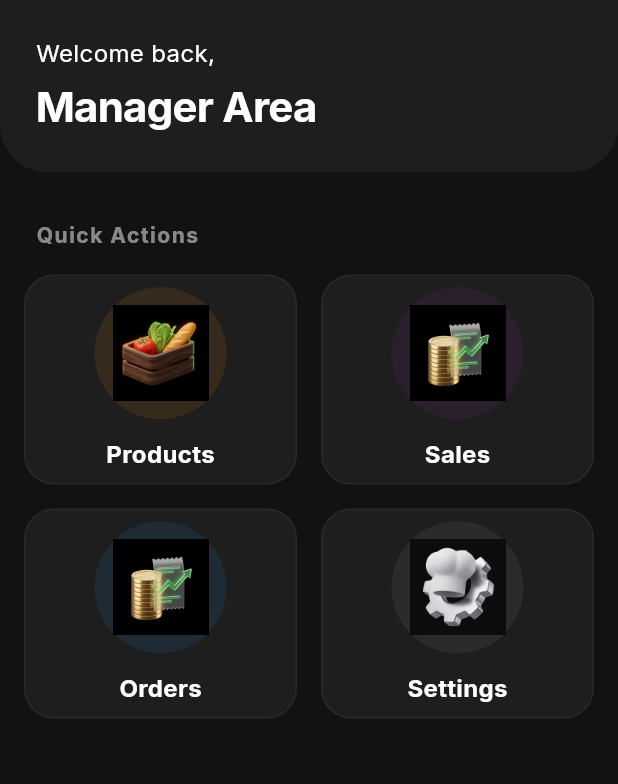
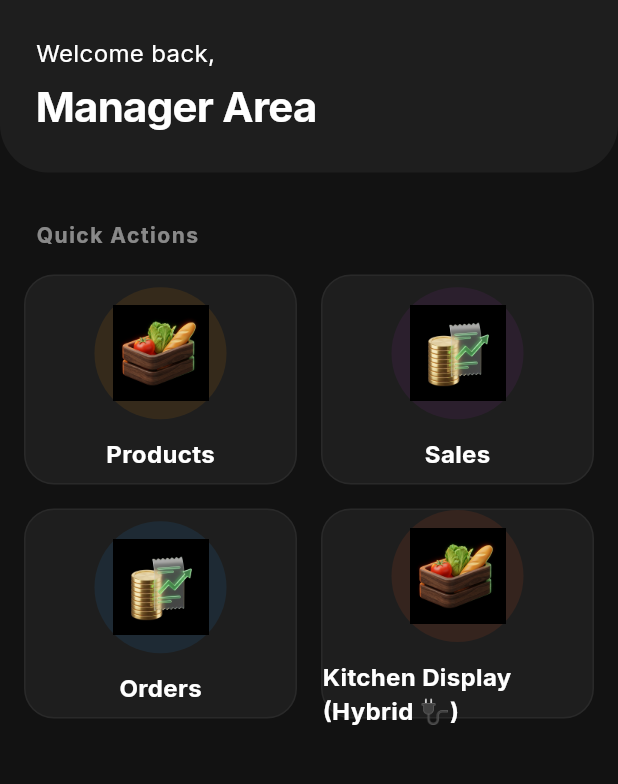
Before and after one commit to tiagofcardoso/manda.ai, a Flutter app: the DriverProfileScreen screen opened directly, after a tap on an icon or button, on a phone screen of 412 x 824 dp, the part 84-868 px from its top. Run offline on Flutter 3.47's test engine with Material 3 defaults, Android fonts, the phone set to English and light mode, and no system bars; our stand-ins replace audioplayers, fl_chart, flutter_map, geocoding, geolocator, google_fonts and 5 more; missing offline and left inert: flutter_map_cancellable_tile_provider, mobile_scanner; accounts and stored records are empty; network calls fail.

Commit message:
Admin improved + Sound kitchen

```diff
--- a/app_flutter/lib/screens/admin/admin_dashboard_screen.dart
+++ b/app_flutter/lib/screens/admin/admin_dashboard_screen.dart
@@ -7,6 +7,7 @@ import 'admin_sales_screen.dart';
 
 import '../../widgets/app_drawer.dart';
 import 'admin_orders_screen.dart';
+import '../kitchen_screen.dart';
 
 class AdminDashboardScreen extends StatelessWidget {
   const AdminDashboardScreen({super.key});
@@ -145,10 +146,13 @@ class AdminDashboardScreen extends StatelessWidget {
                     ),
                     _buildActionCard(
                       context,
-                      AppTranslations.of(context, 'settings'),
-                      'assets/images/icon_settings_3d.png',
-                      Colors.grey,
-                      () {},
+                      AppTranslations.of(context, 'kitchenDisplayTitle'),
+                      'assets/images/icon_products_3d.png',
+                      Colors.deepOrange,
+                      () => Navigator.push(
+                          context,
+                          MaterialPageRoute(
+                              builder: (context) => const KitchenScreen())),
                     ),
                   ],
                 ),
--- a/app_flutter/lib/screens/driver/driver_profile_screen.dart
+++ b/app_flutter/lib/screens/driver/driver_profile_screen.dart
@@ -5,6 +5,7 @@ import '../../services/auth_service.dart';
 import '../admin/admin_login_screen.dart';
 import '../../widgets/app_drawer.dart';
 import '../../services/app_translations.dart';
+import '../../services/locale_service.dart';
 
 class DriverProfileScreen extends StatefulWidget {
   const DriverProfileScreen({super.key});
@@ -236,7 +237,31 @@ class _DriverProfileScreenState extends State<DriverProfileScreen> {
                   ],
                 ),
               ),
-            )
+            ),
+
+            const SizedBox(height: 16),
+
+            // App Settings
+            Card(
+              shape: RoundedRectangleBorder(
+                  borderRadius: BorderRadius.circular(12)),
+              child: ListTile(
+                leading: const Icon(LucideIcons.globe, color: Colors.blue),
+                title: const Text('Language / Idioma'),
+                subtitle: Text(
+                    Localizations.localeOf(context).languageCode == 'en'
+                        ? 'English'
+                        : 'Português'),
+                trailing: Switch(
+                  value: Localizations.localeOf(context).languageCode == 'pt',
+                  onChanged: (isPt) {
+                    LocaleService().setLocale(
+                        isPt ? const Locale('pt') : const Locale('en'));
+                  },
+                  activeColor: Colors.green,
+                ),
+              ),
+            ),
           ],
         ),
       ),
--- a/app_flutter/lib/widgets/app_drawer.dart
+++ b/app_flutter/lib/widgets/app_drawer.dart
@@ -141,9 +141,10 @@ class _AppDrawerState extends State<AppDrawer> {
                       const Divider(),
 
                       // Table Order (Visible if Table Mode is active)
-                      if (CartService().tableId != null ||
-                          (_role == null &&
-                              OrderService().currentOrderId != null))
+                      if (_role != 'driver' &&
+                          (CartService().tableId != null ||
+                              (_role == null &&
+                                  OrderService().currentOrderId != null)))
                         ListTile(
                           leading: const Icon(LucideIcons.utensilsCrossed,
                               color: Color(0xFFE63946)),
--- a/app_flutter/pubspec.yaml
+++ b/app_flutter/pubspec.yaml
@@ -53,6 +53,8 @@ dependencies:
   flutter_map_cancellable_tile_provider: ^3.0.2
   shared_preferences: ^2.3.3
   url_launcher: ^6.3.1
+  geocoding: ^4.0.0
+  audioplayers: ^6.4.0
 
 
 # ...
@@ -99,6 +101,7 @@ flutter:
   assets:
     - lib/.env
     - assets/images/
+    - assets/sounds/
     #- images/
 
 
```
Also changed, not shown: app_flutter/lib/main.dart (+3 -6 lines), app_flutter/lib/screens/kitchen_screen.dart (+34 -0 lines), app_flutter/lib/services/locale_service.dart (+81 -8 lines), app_flutter/pubspec.lock, 8 other files.
